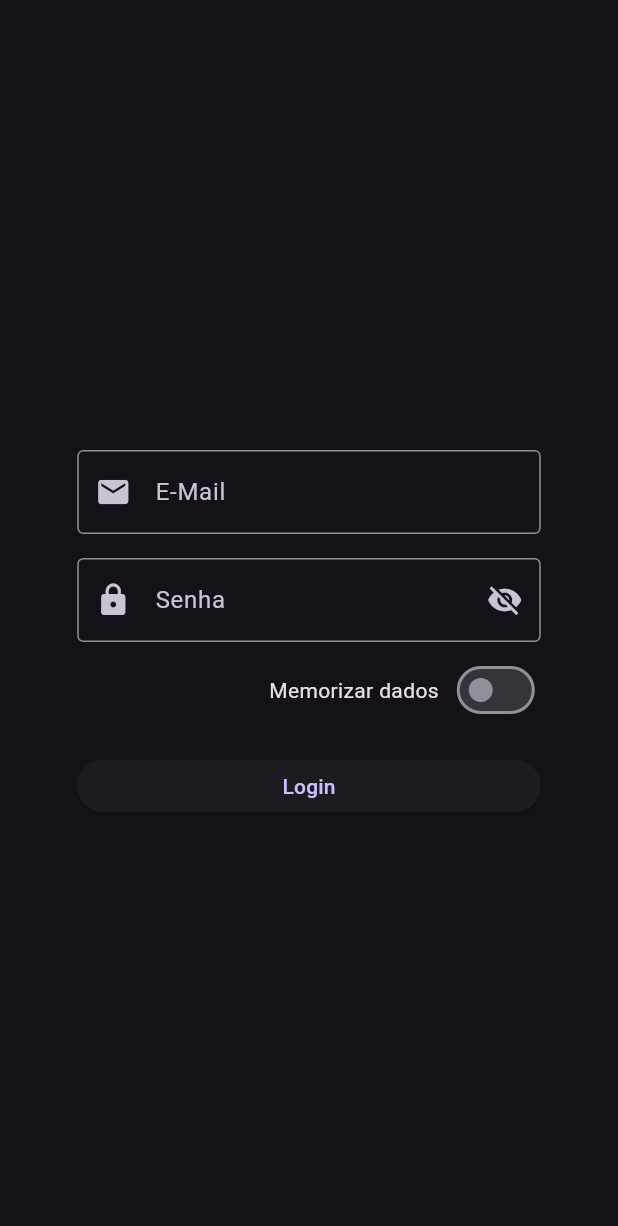
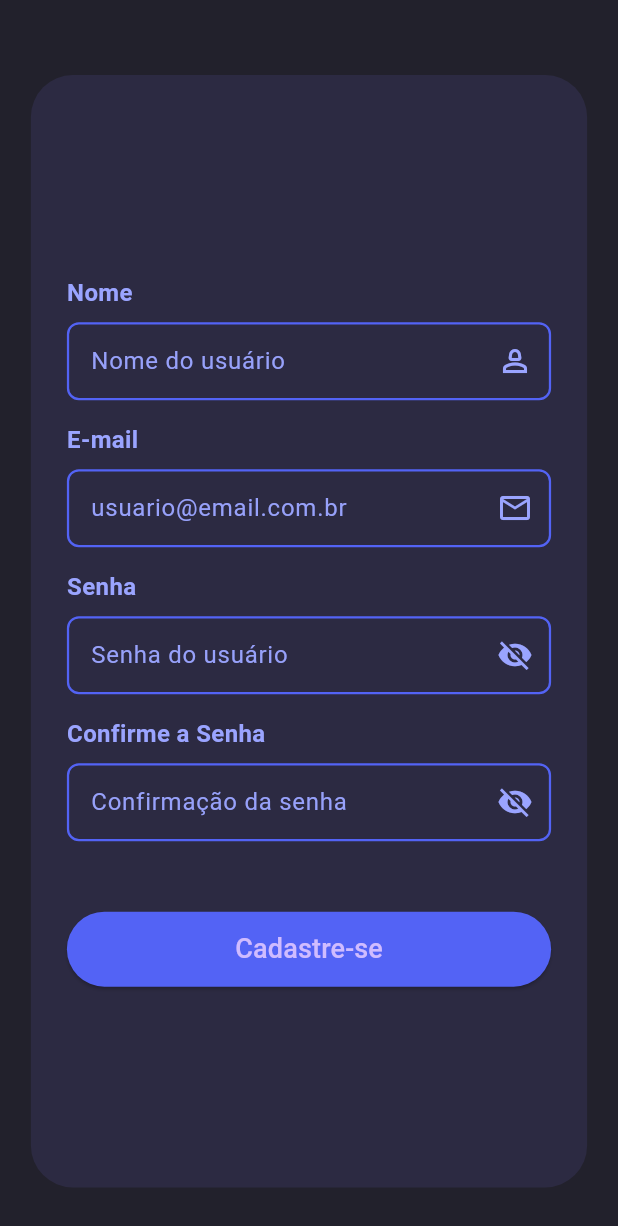
Before and after one commit to GilbertSilvaa/dev.CV, a Flutter app: the screen it shows after launch, on a phone screen of 412 x 824 dp. Shown: the top 1226 px of the screen. Run offline on Flutter 3.47's test engine with Material 2 defaults, Android fonts, the phone set to English and light mode, and no system bars.

Commit message:
feat: created components button, input and input_password

```diff
--- /dev/null
+++ b/app/lib/components/button.dart
@@ -0,0 +1,27 @@
+import 'package:flutter/material.dart';
+
+class Button extends StatefulWidget {
+  final String title;
+
+  const Button({required this.title, super.key});
+
+  @override
+  State<Button> createState() => _ButtonState();
+}
+
+class _ButtonState extends State<Button> {
+  @override
+  Widget build(BuildContext context) {
+    return ElevatedButton(
+      onPressed: () {},
+      style: ElevatedButton.styleFrom(
+        backgroundColor: const Color(0xFF5363F5),
+        minimumSize: const Size.fromHeight(50),
+      ),
+      child: Text(
+        widget.title,
+        style: const TextStyle(fontSize: 18),
+      ),
+    );
+  }
+}
--- /dev/null
+++ b/app/lib/components/input.dart
@@ -0,0 +1,72 @@
+import 'dart:ui';
+
+import 'package:flutter/material.dart';
+
+class Input extends StatefulWidget {
+  final String title;
+  final String placeholder;
+  final IconData? icon;
+
+  const Input({
+    required this.title,
+    required this.placeholder,
+    this.icon,
+    super.key,
+  });
+
+  @override
+  State<Input> createState() => _InputState();
+}
+
+class _InputState extends State<Input> {
+  @override
+  Widget build(BuildContext context) {
+    return Column(
+      children: [
+        Row(
+          children: [
+            Text(
+              widget.title,
+              style: const TextStyle(
+                fontSize: 16,
+                fontWeight: FontWeight.bold,
+                color: Color(0xFF9AA4FF),
+              ),
+            )
+          ],
+        ),
+        const SizedBox(height: 8),
+        TextField(
+          style: const TextStyle(
+            fontWeight: FontWeight.normal,
+            height: 1.25,
+            color: Color(0xFF9AA4FF),
+          ),
+          decoration: InputDecoration(
+            focusedBorder: const OutlineInputBorder(
+              borderRadius: BorderRadius.all(Radius.circular(8)),
+              borderSide: BorderSide(
+                color: Color(0xFF5363F5),
+                width: 2,
+              ),
+            ),
+            enabledBorder: const OutlineInputBorder(
+              borderRadius: BorderRadius.all(Radius.circular(8)),
+              borderSide: BorderSide(
+                color: Color(0xFF5363F5),
+                width: 1.5,
+              ),
+            ),
+            hintStyle: const TextStyle(color: Color(0xF89AA4FF)),
+            hintText: widget.placeholder,
+            suffixIcon: Icon(
+              widget.icon,
+              color: const Color(0xFF9AA4FF),
+            ),
+          ),
+        ),
+        const SizedBox(height: 15),
+      ],
+    );
+  }
+}
--- /dev/null
+++ b/app/lib/components/input_password.dart
@@ -0,0 +1,80 @@
+import 'package:flutter/material.dart';
+
+class InputPassword extends StatefulWidget {
+  const InputPassword({
+    required this.title,
+    required this.placeholder,
+    super.key,
+  });
+
+  final String title;
+  final String placeholder;
+
+  @override
+  State<InputPassword> createState() => _InputPasswordState();
+}
+
+class _InputPasswordState extends State<InputPassword> {
+  bool _showPassword = false;
+
+  void _toggleVisibility() {
+    setState(() {
+      _showPassword = !_showPassword;
+    });
+  }
+
+  @override
+  Widget build(BuildContext context) {
+    return Column(
+      children: [
+        Row(
+          children: [
+            Text(
+              widget.title,
+              style: const TextStyle(
+                fontSize: 16,
+                fontWeight: FontWeight.bold,
+                color: Color(0xFF9AA4FF),
+              ),
+            )
+          ],
+        ),
+        const SizedBox(height: 8),
+        TextField(
+          obscureText: !_showPassword,
+          style: const TextStyle(
+            fontWeight: FontWeight.normal,
+            height: 1.25,
+            color: Color(0xFF9AA4FF),
+          ),
+          decoration: InputDecoration(
+            focusedBorder: const OutlineInputBorder(
+              borderRadius: BorderRadius.all(Radius.circular(8)),
+              borderSide: BorderSide(
+                color: Color(0xFF5363F5),
+                width: 2,
+              ),
+            ),
+            enabledBorder: const OutlineInputBorder(
+              borderRadius: BorderRadius.all(Radius.circular(8)),
+              borderSide: BorderSide(
+                color: Color(0xFF5363F5),
+                width: 1.5,
+              ),
+            ),
+            hintStyle: const TextStyle(color: Color(0xF89AA4FF)),
+            hintText: widget.placeholder,
+            suffixIcon: IconButton(
+              onPressed: () => _toggleVisibility(),
+              icon: Icon(
+                _showPassword ? Icons.visibility : Icons.visibility_off,
+                color: const Color(0xFF9AA4FF),
+              ),
+            ),
+          ),
+        ),
+        const SizedBox(height: 15),
+      ],
+    );
+  }
+}
--- a/app/lib/main.dart
+++ b/app/lib/main.dart
@@ -11,8 +11,10 @@ class MyApp extends StatelessWidget {
   @override
   Widget build(BuildContext context) {
     return MaterialApp(
+      debugShowCheckedModeBanner: false,
       title: 'Dev.CV',
       theme: ThemeData(
+        scaffoldBackgroundColor: const Color(0xFF22212C),
         primarySwatch: Colors.blue,
         brightness: Brightness.dark,
         useMaterial3: true,
--- a/app/lib/screens/login/login_screen.dart
+++ b/app/lib/screens/login/login_screen.dart
@@ -1,7 +1,7 @@
-import 'package:flutter/cupertino.dart';
+import 'package:dev_cv/components/input_password.dart';
 import 'package:flutter/material.dart';
-import 'package:flutter/src/widgets/container.dart';
-import 'package:flutter/src/widgets/framework.dart';
+import '../../components/input.dart';
+import '../../components/button.dart';
 
 class LoginScreen extends StatefulWidget {
   const LoginScreen({super.key});
@@ -11,27 +11,8 @@ class LoginScreen extends StatefulWidget {
 }
 
 class _LoginScreenState extends State<LoginScreen> {
-  bool _showPassword = false;
-  bool _rememberMe = false;
-  late final TextEditingController _userController;
-  late final TextEditingController _passwordController;
-
-  @override
-  void initState() {
-    _userController = TextEditingController();
-    _passwordController = TextEditingController();
-    super.initState();
-  }
-
-  void _toggleVisibility() {
-    setState(() {
-      _showPassword = !_showPassword;
-    });
-  }
-
-  void _testFields() {
-    debugPrint('Usuario: ${_userController.text}');
-    debugPrint('Senha: ${_passwordController.text}');
+  void handleChange(String value) {
+    debugPrint(value);
   }
 
   @override
@@ -39,73 +20,41 @@ class _LoginScreenState extends State<LoginScreen> {
     return Scaffold(
       body: SingleChildScrollView(
         child: Center(
-          child: SizedBox(
-            height: MediaQuery.of(context).size.height,
-            width: MediaQuery.of(context).size.width * 0.75,
-            child: Column(
-              mainAxisAlignment: MainAxisAlignment.center,
-              children: [
-                const SizedBox(height: 8),
-                const SizedBox(height: 16),
-                TextField(
-                  controller: _userController,
-                  obscureText: !_showPassword,
-                  decoration: const InputDecoration(
-                    label: Text('E-Mail'),
-                    hintText: 'usuario@email.com',
-                    border: OutlineInputBorder(),
-                    prefixIcon: Icon(Icons.mail),
+          child: Container(
+            height: MediaQuery.of(context).size.height * 0.9,
+            width: MediaQuery.of(context).size.width * 0.9,
+            margin: const EdgeInsetsDirectional.only(top: 50),
+            decoration: BoxDecoration(
+              borderRadius: BorderRadius.circular(28),
+              color: const Color(0xFF2C2A42),
+            ),
+            child: Padding(
+              padding: const EdgeInsets.all(24),
+              child: Column(
+                mainAxisAlignment: MainAxisAlignment.center,
+                children: const [
+                  Input(
+                    title: 'Nome',
+                    placeholder: 'Nome do usuário',
+                    icon: Icons.person_2_outlined,
                   ),
-                ),
-                const SizedBox(height: 16),
-                TextField(
-                  controller: _passwordController,
-                  obscureText: !_showPassword,
-                  decoration: InputDecoration(
-                    label: const Text('Senha'),
-                    hintText: 'Senha',
-                    border: const OutlineInputBorder(),
-                    prefixIcon: const Icon(Icons.lock),
-                    suffixIcon: IconButton(
-                      onPressed: () => _toggleVisibility(),
-                      icon: Icon(
-                        _showPassword ? Icons.visibility : Icons.visibility_off,
-                      ),
-                    ),
+                  Input(
+                    title: 'E-mail',
+                    placeholder: 'usuario@email.com.br',
+                    icon: Icons.email_outlined,
                   ),
-                ),
-                const SizedBox(height: 8),
-                Row(
-                  mainAxisAlignment: MainAxisAlignment.end,
-                  children: [
-                    const Text('Memorizar dados'),
-                    const SizedBox(
-                      width: 8,
-                    ),
-                    Switch(
-                      value: _rememberMe,
-                      onChanged: (value) => {
-                        setState(() {
-                          _rememberMe = value;
-                        })
-                      },
-                    )
-                  ],
-                ),
-                const SizedBox(height: 16),
-                ElevatedButton(
-                  style: ElevatedButton.styleFrom(
-                    minimumSize: Size(
-                      MediaQuery.of(context).size.width * 0.75,
-                      35,
-                    ),
+                  InputPassword(
+                    title: 'Senha',
+                    placeholder: 'Senha do usuário',
                   ),
-                  onPressed: () {
-                    _testFields();
-                  },
-                  child: const Text('Login'),
-                )
-              ],
+                  InputPassword(
+                    title: 'Confirme a Senha',
+                    placeholder: 'Confirmação da senha',
+                  ),
+                  SizedBox(height: 32),
+                  Button(title: 'Cadastre-se')
+                ],
+              ),
             ),
           ),
         ),
```
Also changed, not shown: app/pubspec.lock.
